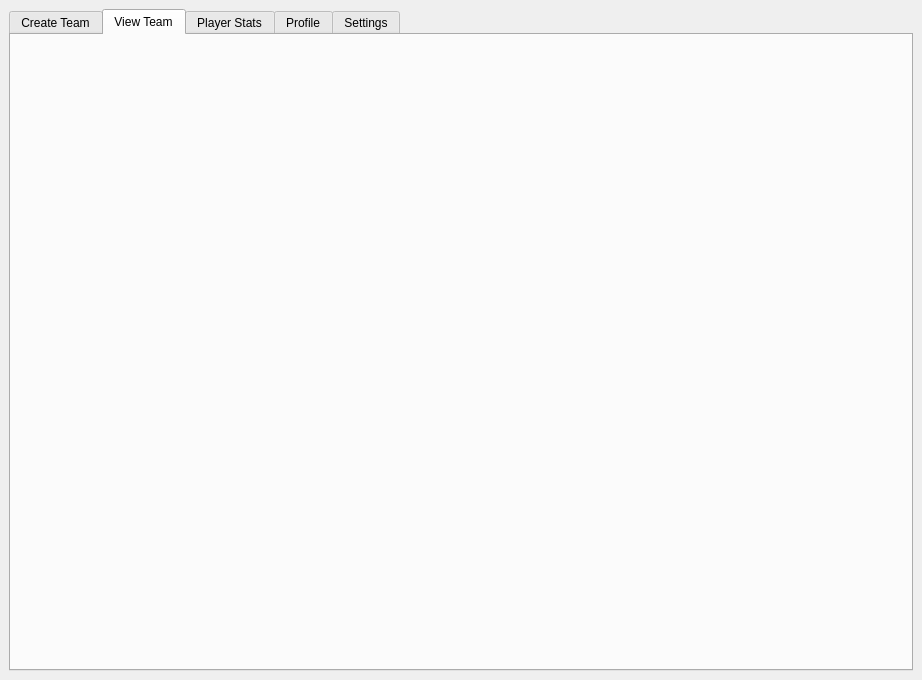
The window that client/ui_xml/another_window_widget.ui (shubhpatel18/cs440) describes before a commit, drawn with Qt 5.
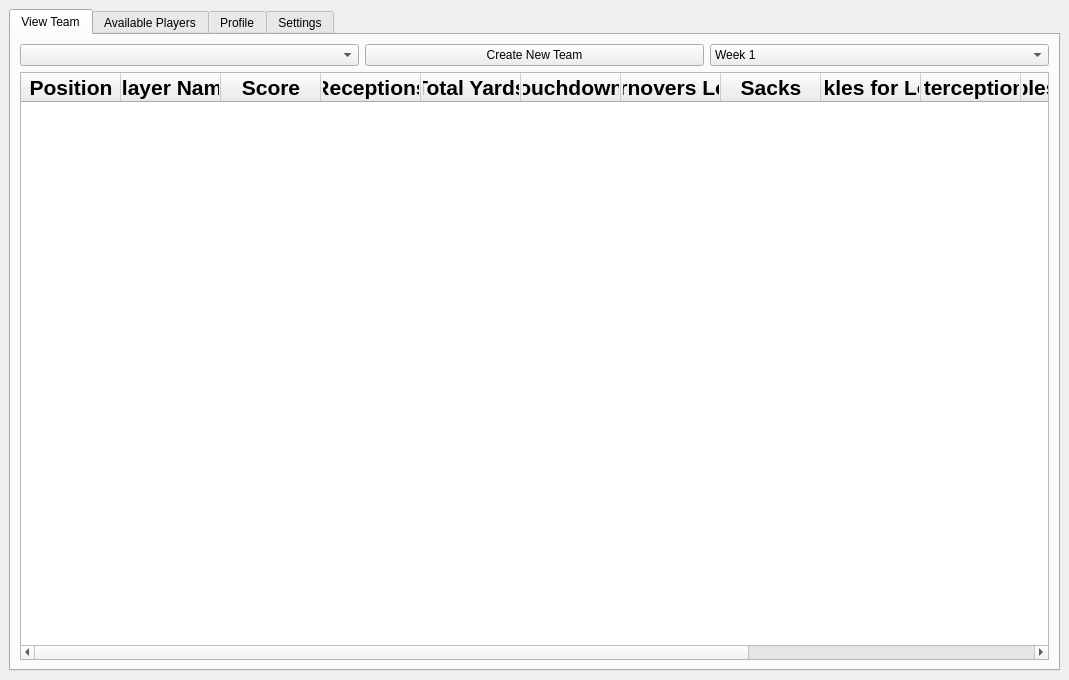
The same window after the commit. The open tabs and pages were chosen to show the change. Icons and pictures are not drawn.

Commit message: added logo, view available players table, and create new team button

What changed in the file:
```diff
--- a/client/ui_xml/another_window_widget.ui
+++ b/client/ui_xml/another_window_widget.ui
@@ -6,7 +6,7 @@
    <rect>
     <x>0</x>
     <y>0</y>
-    <width>922</width>
+    <width>1069</width>
     <height>680</height>
    </rect>
   </property>
@@ -20,19 +20,296 @@
       <property name="currentIndex">
        <number>4</number>
       </property>
-      <widget class="QWidget" name="create_team_tab">
-       <attribute name="title">
-        <string>Create Team</string>
-       </attribute>
-      </widget>
       <widget class="QWidget" name="view_team_tab">
        <attribute name="title">
         <string>View Team</string>
        </attribute>
+       <layout class="QGridLayout" name="gridLayout_4">
+        <item row="0" column="2">
+         <widget class="QComboBox" name="comboBox_6">
+          <property name="currentIndex">
+           <number>0</number>
+          </property>
+          <item>
+           <property name="text">
+            <string>Week 1</string>
+           </property>
+          </item>
+          <item>
+           <property name="text">
+            <string>Week 2</string>
+           </property>
+          </item>
+          <item>
+           <property name="text">
+            <string>Week 3</string>
+           </property>
+          </item>
+          <item>
+           <property name="text">
+            <string>Week 4</string>
+           </property>
+          </item>
+          <item>
+           <property name="text">
+            <string>Week 5</string>
+           </property>
+          </item>
+          <item>
+           <property name="text">
+            <string>Week 6</string>
+           </property>
+          </item>
+          <item>
+           <property name="text">
+            <string>Week 7</string>
+           </property>
+          </item>
+          <item>
+           <property name="text">
+            <string>Week 8</string>
+           </property>
+          </item>
+          <item>
+           <property name="text">
+            <string>Week 9</string>
+           </property>
+          </item>
+          <item>
+           <property name="text">
+            <string>Week 10</string>
+           </property>
+          </item>
+          <item>
+           <property name="text">
+            <string>Week 11</string>
+           </property>
+          </item>
+          <item>
+           <property name="text">
+            <string>Week 12</string>
+           </property>
+          </item>
+          <item>
+           <property name="text">
+            <string>Week 13</string>
+           </property>
+          </item>
+          <item>
+           <property name="text">
+            <string>Week 14</string>
+           </property>
+          </item>
+         </widget>
+        </item>
+        <item row="1" column="0" colspan="3">
+         <widget class="QTableWidget" name="view_players">
+          <property name="sizePolicy">
+           <sizepolicy hsizetype="Ignored" vsizetype="Expanding">
+            <horstretch>0</horstretch>
+            <verstretch>0</verstretch>
+           </sizepolicy>
+          </property>
+          <property name="minimumSize">
+           <size>
+            <width>1029</width>
+            <height>0</height>
+           </size>
+          </property>
+          <property name="sortingEnabled">
+           <bool>true</bool>
+          </property>
+          <attribute name="horizontalHeaderCascadingSectionResizes">
+           <bool>true</bool>
+          </attribute>
+          <attribute name="verticalHeaderVisible">
+           <bool>false</bool>
+          </attribute>
+          <column>
+           <property name="text">
+            <string>Position</string>
+           </property>
+           <property name="font">
+            <font>
+             <pointsize>16</pointsize>
+             <weight>75</weight>
+             <bold>true</bold>
+            </font>
+           </property>
+          </column>
+          <column>
+           <property name="text">
+            <string>Player Name</string>
+           </property>
+           <property name="font">
+            <font>
+             <pointsize>16</pointsize>
+             <weight>75</weight>
+             <bold>true</bold>
+            </font>
+           </property>
+          </column>
+          <column>
+           <property name="text">
+            <string>Score</string>
+           </property>
+           <property name="font">
+            <font>
+             <pointsize>16</pointsize>
+             <weight>75</weight>
+             <bold>true</bold>
+            </font>
+           </property>
+          </column>
+          <column>
+           <property name="text">
+            <string>Receptions</string>
+           </property>
+           <property name="font">
+            <font>
+             <pointsize>16</pointsize>
+             <weight>75</weight>
+             <bold>true</bold>
+            </font>
+           </property>
+          </column>
+          <column>
+           <property name="text">
+            <string>Total Yards</string>
+           </property>
+           <property name="font">
+            <font>
+             <pointsize>16</pointsize>
+             <weight>75</weight>
+             <bold>true</bold>
+            </font>
+           </property>
+          </column>
+          <column>
+           <property name="text">
+            <string>Touchdowns</string>
+           </property>
+           <property name="font">
+            <font>
+             <pointsize>16</pointsize>
+             <weight>75</weight>
+             <bold>true</bold>
+            </font>
+           </property>
+          </column>
+          <column>
+           <property name="text">
+            <string>Turnovers Lost</string>
+           </property>
+           <property name="font">
+            <font>
+             <pointsize>16</pointsize>
+             <weight>75</weight>
+             <bold>true</bold>
+            </font>
+           </property>
+          </column>
+          <column>
+           <property name="text">
+            <string>Sacks</string>
+           </property>
+           <property name="font">
+            <font>
+             <pointsize>16</pointsize>
+             <weight>75</weight>
+             <bold>true</bold>
+            </font>
+           </property>
+          </column>
+          <column>
+           <property name="text">
+            <string>Tackles for Loss</string>
+           </property>
+           <property name="font">
+            <font>
+             <pointsize>16</pointsize>
+             <weight>75</weight>
+             <bold>true</bold>
+            </font>
+           </property>
+          </column>
+          <column>
+           <property name="text">
+            <string>Interceptions</string>
+           </property>
+           <property name="font">
+            <font>
+             <pointsize>16</pointsize>
+             <weight>75</weight>
+             <bold>true</bold>
+            </font>
+           </property>
+          </column>
+          <column>
+           <property name="text">
+            <string>Fumbles Recovered</string>
+           </property>
+           <property name="font">
+            <font>
+             <pointsize>16</pointsize>
+             <weight>75</weight>
+             <bold>true</bold>
+            </font>
+           </property>
+          </column>
+          <column>
+           <property name="text">
+            <string>Punting Yards</string>
+           </property>
+           <property name="font">
+            <font>
+             <pointsize>16</pointsize>
+             <weight>75</weight>
+             <bold>true</bold>
+            </font>
+           </property>
+          </column>
+          <column>
+           <property name="text">
+            <string>FG Percentage</string>
+           </property>
+           <property name="font">
+            <font>
+             <pointsize>16</pointsize>
+             <weight>75</weight>
+             <bold>true</bold>
+            </font>
+           </property>
+          </column>
+          <column>
+           <property name="text">
+            <string>Injury Status</string>
+           </property>
+           <property name="font">
+            <font>
+             <pointsize>16</pointsize>
+             <weight>75</weight>
+             <bold>true</bold>
+            </font>
+           </property>
+          </column>
+         </widget>
+        </item>
+        <item row="0" column="0">
+         <widget class="QComboBox" name="comboBox_5"/>
+        </item>
+        <item row="0" column="1">
+         <widget class="QPushButton" name="create_new_team_3">
+          <property name="text">
+           <string>Create New Team</string>
+          </property>
+         </widget>
+        </item>
+       </layout>
       </widget>
       <widget class="QWidget" name="player_stats_tab">
        <attribute name="title">
-        <string>Player Stats</string>
+        <string>Available Players</string>
        </attribute>
       </widget>
       <widget class="QWidget" name="profile_tab">
```
Left out of the diff: 286 changed lines with no effect on the pictures. The commit also changes 29 other files.
